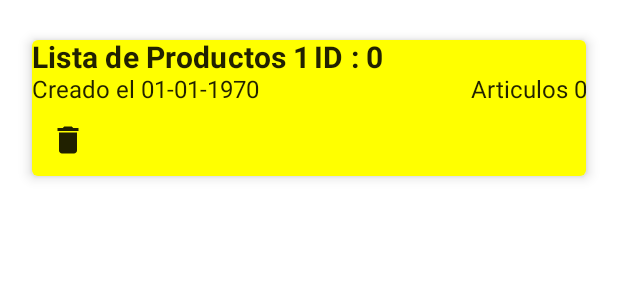
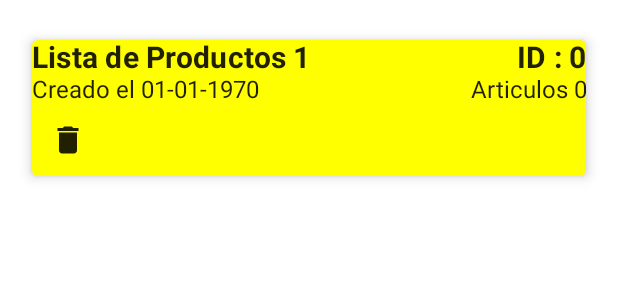
Before and after one commit to carlosmelendezr/Inventario, an Android app built with Jetpack Compose: the @Preview function HomeListaScreenRoutePreview, on a phone screen of 412 x 824 dp. Shown: the top 300 px of the screen. Run offline under Robolectric (Android 15) with nearby library versions, the phone set to English and light mode, and no system bars; our stand-ins replace Room's generated code.

Commit message:
Version ID Servidor 2

```diff
--- a/app/src/main/java/com/veramed/inventario/ui/home/HomeLista.kt
+++ b/app/src/main/java/com/veramed/inventario/ui/home/HomeLista.kt
@@ -175,6 +175,7 @@ private fun InventoryListRow(
                         text = "ID : ${lista.idservidor.toString()}",
                         fontWeight = FontWeight.Bold,
                         textAlign = TextAlign.Right,
+                        modifier=Modifier.fillMaxWidth(),
                         style = MaterialTheme.typography.h6
                     )
                 }
```
